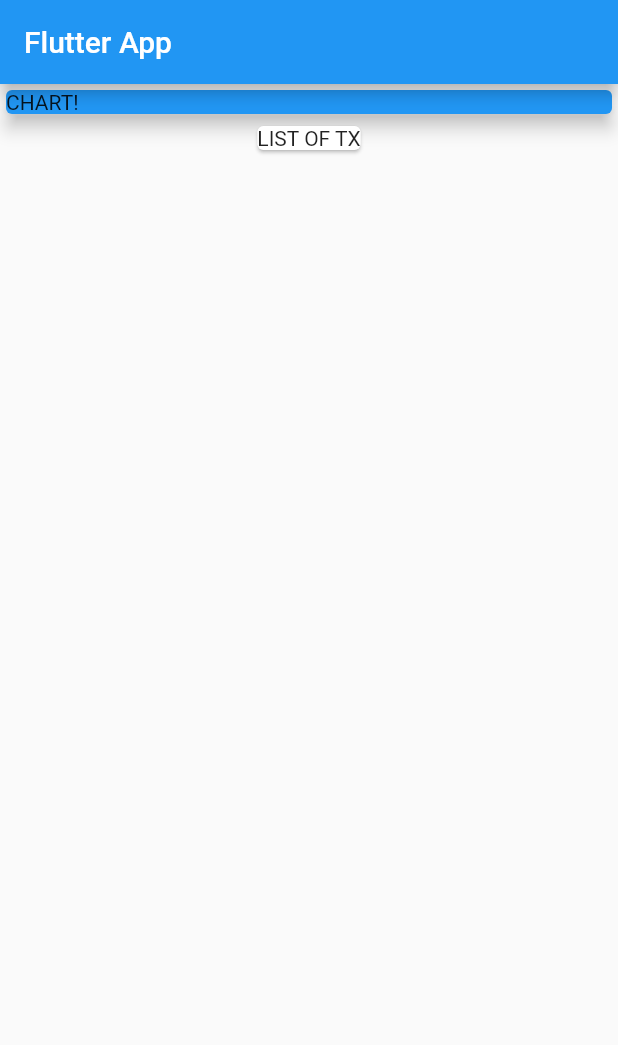
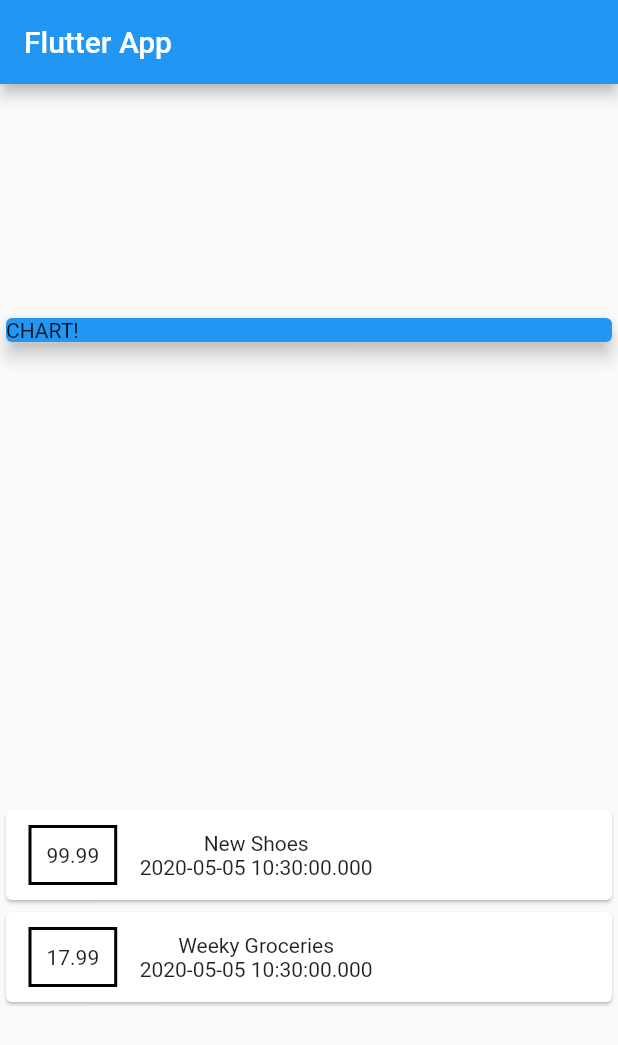
Before and after one commit to dthanhthai/ExpenseNote, a Flutter app: the screen it shows after launch, on a phone screen of 412 x 824 dp. Shown: the top 1045 px of the screen. Run offline on Flutter 3.47's test engine with Material 2 defaults, Android fonts, the phone set to English and light mode, and no system bars.

Commit message:
lesson 10

```diff
--- a/expense_note/lib/main.dart
+++ b/expense_note/lib/main.dart
@@ -1,3 +1,4 @@
+import 'package:expense_note/transaction.dart';
 import 'package:flutter/material.dart';
 
 void main() => runApp(MyApp());
@@ -13,6 +14,13 @@ class MyApp extends StatelessWidget {
 }
 
 class MyHomePage extends StatelessWidget {
+  final List<Transaction> transactions = [
+    Transaction(
+        id: "t1", title: "New Shoes", amount: 99.99, date: DateTime.now()),
+    Transaction(
+        id: "t1", title: "Weeky Groceries", amount: 17.99, date: DateTime.now())
+  ];
+
   @override
   Widget build(BuildContext context) {
     return Scaffold(
@@ -20,6 +28,8 @@ class MyHomePage extends StatelessWidget {
         title: Text('Flutter App'),
       ),
       body: Column(
+        mainAxisAlignment: MainAxisAlignment.spaceAround,
+        crossAxisAlignment: CrossAxisAlignment.center,
         children: <Widget>[
           Container(
             width: double.infinity,
@@ -29,9 +39,27 @@ class MyHomePage extends StatelessWidget {
               elevation: 5,
             ),
           ),
-          Card(
-            child: Text('LIST OF TX'),
-          ),
+          Column(
+              children: transactions.map((tx) {
+                return Card(
+                  child: Row(
+                    children: <Widget>[
+                      Container(
+                        margin: EdgeInsets.symmetric(
+                            vertical: 10, horizontal: 15),
+                        decoration: BoxDecoration(border: Border.all(
+                            color: Colors.black, width: 2,)),
+                        padding: EdgeInsets.all(10),
+                        child: Text(tx.amount.toString()),
+                      ),
+                      Column(children: <Widget>[
+                        Text(tx.title),
+                        Text(tx.date.toString())
+                      ],)
+                    ],
+                  ),
+                );
+              }).toList()),
         ],
       ),
     );
--- /dev/null
+++ b/expense_note/lib/transaction.dart
@@ -0,0 +1,14 @@
+import 'package:flutter/foundation.dart';
+
+class Transaction {
+  final String id;
+  final String title;
+  final double amount;
+  final DateTime date;
+
+  Transaction(
+      {@required this.id,
+      @required this.title,
+      @required this.amount,
+      @required this.date});
+}
```
